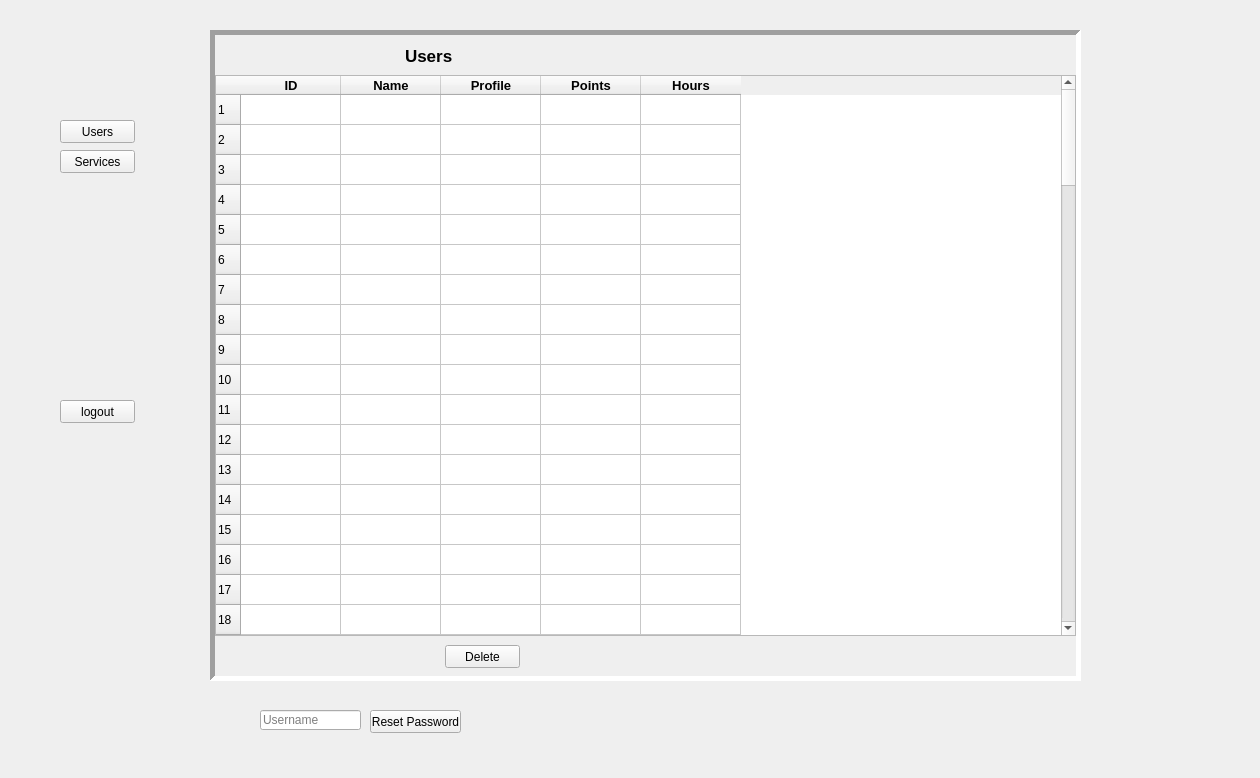
Above: admin.ui from ShadiMi/Group27_hApp_project before the change. Below: the same form after it.
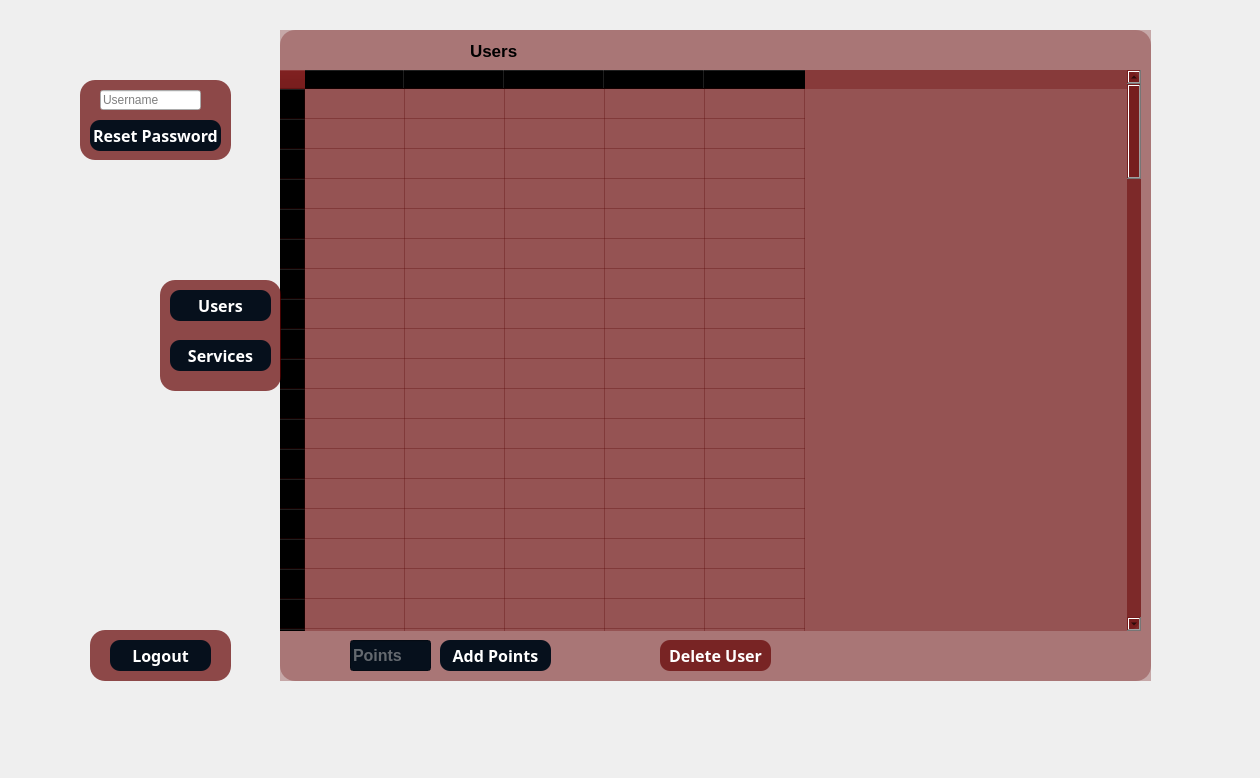
That is the form after the change. The open tabs and pages were chosen to show the change.

Commit message: add consumer coupon, admin points additon functionalities, updated some design

What changed in the file:
```diff
--- a/admin.ui
+++ b/admin.ui
@@ -13,54 +13,28 @@
   <property name="windowTitle">
    <string>Admin</string>
   </property>
-  <widget class="QPushButton" name="usersPB">
-   <property name="geometry">
-    <rect>
-     <x>60</x>
-     <y>120</y>
-     <width>75</width>
-     <height>23</height>
-    </rect>
-   </property>
-   <property name="text">
-    <string>Users</string>
-   </property>
-  </widget>
-  <widget class="QPushButton" name="servicesPB">
-   <property name="geometry">
-    <rect>
-     <x>60</x>
-     <y>150</y>
-     <width>75</width>
-     <height>23</height>
-    </rect>
-   </property>
-   <property name="text">
-    <string>Services</string>
-   </property>
-  </widget>
-  <widget class="QPushButton" name="logoutPB">
-   <property name="geometry">
-    <rect>
-     <x>60</x>
-     <y>400</y>
-     <width>75</width>
-     <height>23</height>
-    </rect>
-   </property>
-   <property name="text">
-    <string>logout</string>
-   </property>
-  </widget>
+  <property name="styleSheet">
+   <string notr="true">
+QFrame
+{
+background:rgba(99, 0, 0,0.7);
+border-radius:15px;
+}
+
+</string>
+  </property>
   <widget class="QStackedWidget" name="stackedWidget">
    <property name="geometry">
     <rect>
-     <x>210</x>
+     <x>280</x>
      <y>30</y>
      <width>871</width>
      <height>651</height>
     </rect>
    </property>
+   <property name="styleSheet">
+    <string notr="true">background:rgba(99, 0, 0,0.3);</string>
+   </property>
    <property name="frameShape">
     <enum>QFrame::Panel</enum>
    </property>
@@ -337,6 +311,9 @@
        <height>561</height>
       </rect>
      </property>
+     <property name="styleSheet">
+      <string notr="true">background:rgba(99, 0, 0,0.3);</string>
+     </property>
      <property name="editTriggers">
       <set>QAbstractItemView::AnyKeyPressed|QAbstractItemView::DoubleClicked|QAbstractItemView::EditKeyPressed|QAbstractItemView::SelectedClicked</set>
      </property>
@@ -465,7 +442,6 @@
       <property name="font">
        <font>
         <pointsize>10</pointsize>
-        <weight>75</weight>
         <bold>true</bold>
        </font>
       </property>
@@ -477,7 +453,6 @@
       <property name="font">
        <font>
         <pointsize>10</pointsize>
-        <weight>75</weight>
         <bold>true</bold>
        </font>
       </property>
@@ -489,7 +464,6 @@
       <property name="font">
        <font>
         <pointsize>10</pointsize>
-        <weight>75</weight>
         <bold>true</bold>
        </font>
       </property>
@@ -501,7 +475,6 @@
       <property name="font">
        <font>
         <pointsize>10</pointsize>
-        <weight>75</weight>
         <bold>true</bold>
        </font>
       </property>
@@ -513,7 +486,6 @@
       <property name="font">
        <font>
         <pointsize>10</pointsize>
-        <weight>75</weight>
         <bold>true</bold>
        </font>
       </property>
@@ -531,10 +503,12 @@
      <property name="font">
       <font>
        <pointsize>13</pointsize>
-       <weight>75</weight>
        <bold>true</bold>
       </font>
      </property>
+     <property name="styleSheet">
+      <string notr="true">background:transparent</string>
+     </property>
      <property name="text">
       <string>Users</string>
      </property>
@@ -542,43 +516,319 @@
     <widget class="QPushButton" name="deleteU">
      <property name="geometry">
       <rect>
-       <x>230</x>
+       <x>380</x>
        <y>610</y>
-       <width>75</width>
-       <height>23</height>
+       <width>111</width>
+       <height>31</height>
       </rect>
      </property>
+     <property name="font">
+      <font>
+       <family>century gothic</family>
+       <pointsize>12</pointsize>
+       <bold>true</bold>
+      </font>
+     </property>
+     <property name="styleSheet">
+      <string notr="true">QPushButton
+{
+color:white;
+border-radius:10px;
+}
+QPushButton:hover
+{
+color:#333;
+border-radius:10px;
+background:#49ebff;
+}
+QPushButton
+
+{
+background:rgba(99, 0, 0,0.7);
+}</string>
+     </property>
      <property name="text">
-      <string>Delete</string>
+      <string>Delete User</string>
      </property>
     </widget>
+    <widget class="QPushButton" name="addPointsPB">
+     <property name="geometry">
+      <rect>
+       <x>160</x>
+       <y>610</y>
+       <width>111</width>
+       <height>31</height>
+      </rect>
+     </property>
+     <property name="font">
+      <font>
+       <family>century gothic</family>
+       <pointsize>12</pointsize>
+       <bold>true</bold>
+      </font>
+     </property>
+     <property name="styleSheet">
+      <string notr="true">QPushButton
+{
+color:white;
+border-radius:10px;
+}
+QPushButton:hover
+{
+color:#333;
+border-radius:10px;
+background:#49ebff;
+}
+QPushButton
+
+{
+background:rgba(6, 16, 28,1);
+}</string>
+     </property>
+     <property name="text">
+      <string>Add Points</string>
+     </property>
+    </widget>
+    <widget class="QLineEdit" name="pointsF">
+     <property name="geometry">
+      <rect>
+       <x>70</x>
+       <y>610</y>
+       <width>81</width>
+       <height>31</height>
+      </rect>
+     </property>
+     <property name="font">
+      <font>
+       <pointsize>12</pointsize>
+       <bold>true</bold>
+      </font>
+     </property>
+     <property name="styleSheet">
+      <string notr="true">color:rgb(194, 194, 194);
+background:rgba(6, 16, 28,1);</string>
+     </property>
+     <property name="text">
+      <string/>
+     </property>
+     <property name="placeholderText">
+      <string>Points</string>
+     </property>
+    </widget>
    </widget>
   </widget>
-  <widget class="QPushButton" name="resetPw">
+  <widget class="QFrame" name="frame_4">
    <property name="geometry">
     <rect>
-     <x>370</x>
-     <y>710</y>
-     <width>91</width>
-     <height>23</height>
+     <x>160</x>
+     <y>280</y>
+     <width>121</width>
+     <height>111</height>
     </rect>
    </property>
-   <property name="text">
-    <string>Reset Password</string>
+   <property name="frameShape">
+    <enum>QFrame::StyledPanel</enum>
    </property>
+   <property name="frameShadow">
+    <enum>QFrame::Raised</enum>
+   </property>
+   <widget class="QPushButton" name="servicesPB">
+    <property name="geometry">
+     <rect>
+      <x>10</x>
+      <y>60</y>
+      <width>101</width>
+      <height>31</height>
+     </rect>
+    </property>
+    <property name="font">
+     <font>
+      <family>century gothic</family>
+      <pointsize>12</pointsize>
+      <bold>true</bold>
+     </font>
+    </property>
+    <property name="styleSheet">
+     <string notr="true">QPushButton
+{
+color:white;
+border-radius:10px;
+}
+QPushButton:hover
+{
+color:#333;
+border-radius:10px;
+background:#49ebff;
+}
+QPushButton
+
+{
+background:rgba(6, 16, 28,1);
+}</string>
+    </property>
+    <property name="text">
+     <string>Services</string>
+    </property>
+   </widget>
+   <widget class="QPushButton" name="usersPB">
+    <property name="geometry">
+     <rect>
+      <x>10</x>
+      <y>10</y>
+      <width>101</width>
+      <height>31</height>
+     </rect>
+    </property>
+    <property name="font">
+     <font>
+      <family>century gothic</family>
+      <pointsize>12</pointsize>
+      <bold>true</bold>
+     </font>
+    </property>
+    <property name="styleSheet">
+     <string notr="true">QPushButton
+{
+color:white;
+border-radius:10px;
+}
+QPushButton:hover
+{
+color:#333;
+border-radius:10px;
+background:#49ebff;
+}
+QPushButton
+
+{
+background:rgba(6, 16, 28,1);
+}</string>
+    </property>
+    <property name="text">
+     <string>Users</string>
+    </property>
+   </widget>
   </widget>
-  <widget class="QLineEdit" name="userR">
+  <widget class="QFrame" name="frame">
    <property name="geometry">
     <rect>
-     <x>260</x>
-     <y>710</y>
-     <width>101</width>
-     <height>20</height>
+     <x>90</x>
+     <y>630</y>
+     <width>141</width>
+     <height>51</height>
     </rect>
    </property>
-   <property name="placeholderText">
-    <string>Username</string>
+   <property name="frameShape">
+    <enum>QFrame::StyledPanel</enum>
    </property>
+   <property name="frameShadow">
+    <enum>QFrame::Raised</enum>
+   </property>
+   <widget class="QPushButton" name="logoutPB">
+    <property name="geometry">
+     <rect>
+      <x>20</x>
+      <y>10</y>
+      <width>101</width>
+      <height>31</height>
+     </rect>
+    </property>
+    <property name="font">
+     <font>
+      <family>century gothic</family>
+      <pointsize>12</pointsize>
+      <bold>true</bold>
+     </font>
+    </property>
+    <property name="styleSheet">
+     <string notr="true">QPushButton
+{
+color:white;
+border-radius:10px;
+}
+QPushButton:hover
+{
+color:#333;
+border-radius:10px;
+background:#49ebff;
+}
+QPushButton
+
+{
+background:rgba(6, 16, 28,1);
+}</string>
+    </property>
+    <property name="text">
+     <string>Logout</string>
+    </property>
+   </widget>
+  </widget>
+  <widget class="QFrame" name="frame_2">
+   <property name="geometry">
+    <rect>
+     <x>80</x>
+     <y>80</y>
+     <width>151</width>
+     <height>80</height>
+    </rect>
+   </property>
+   <property name="frameShape">
+    <enum>QFrame::StyledPanel</enum>
+   </property>
+   <property name="frameShadow">
+    <enum>QFrame::Raised</enum>
+   </property>
+   <widget class="QLineEdit" name="userR">
+    <property name="geometry">
+     <rect>
+      <x>20</x>
+      <y>10</y>
+      <width>101</width>
+      <height>20</height>
+     </rect>
+    </property>
+    <property name="placeholderText">
+     <string>Username</string>
+    </property>
+   </widget>
+   <widget class="QPushButton" name="resetPw">
+    <property name="geometry">
+     <rect>
+      <x>10</x>
+      <y>40</y>
+      <width>131</width>
+      <height>31</height>
+     </rect>
+    </property>
+    <property name="font">
+     <font>
+      <family>century gothic</family>
+      <pointsize>12</pointsize>
+      <bold>true</bold>
+     </font>
+    </property>
+    <property name="styleSheet">
+     <string notr="true">QPushButton
+{
+color:white;
+border-radius:10px;
+}
+QPushButton:hover
+{
+color:#333;
+border-radius:10px;
+background:#49ebff;
+}
+QPushButton
+
+{
+background:rgba(6, 16, 28,1);
+}</string>
+    </property>
+    <property name="text">
+     <string>Reset Password</string>
+    </property>
+   </widget>
   </widget>
  </widget>
  <resources/>
```
Left out of the diff: 89 changed lines with no effect on the pictures. The commit also changes 20 other files.
